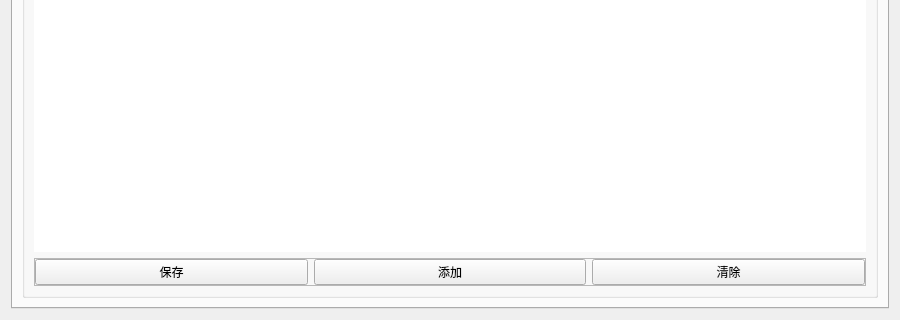
The window that LogGpt/changelive2dwidget.ui (log159/LogChat) describes before a commit, drawn with Qt 5; both pictures show x 0 to 900 and y 280 to 600 of the 900 by 600 pixel window.
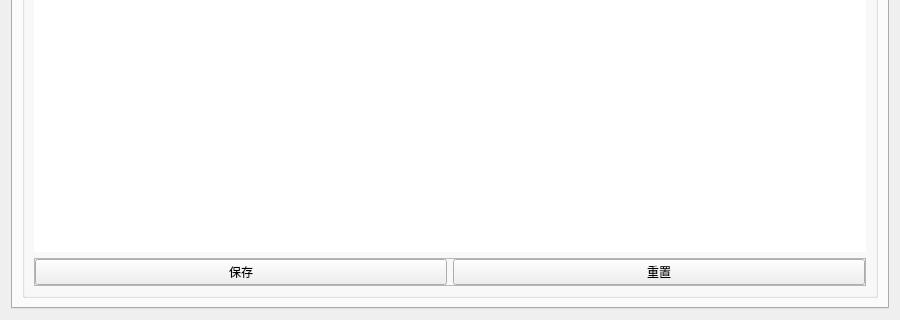
The same window after the commit. The open tabs and pages were chosen to show the change.

Patch:
```diff
--- a/LogGpt/changelive2dwidget.ui
+++ b/LogGpt/changelive2dwidget.ui
@@ -208,14 +208,7 @@
              <item>
               <widget class="QPushButton" name="pushButton_reset_harmonic">
                <property name="text">
-                <string>添加</string>
-               </property>
-              </widget>
-             </item>
-             <item>
-              <widget class="QPushButton" name="pushButton_add_harmonic">
-               <property name="text">
-                <string>清除</string>
+                <string>重置</string>
                </property>
               </widget>
              </item>
```
Left out of the diff: 2 changed lines with no effect on the pictures.
